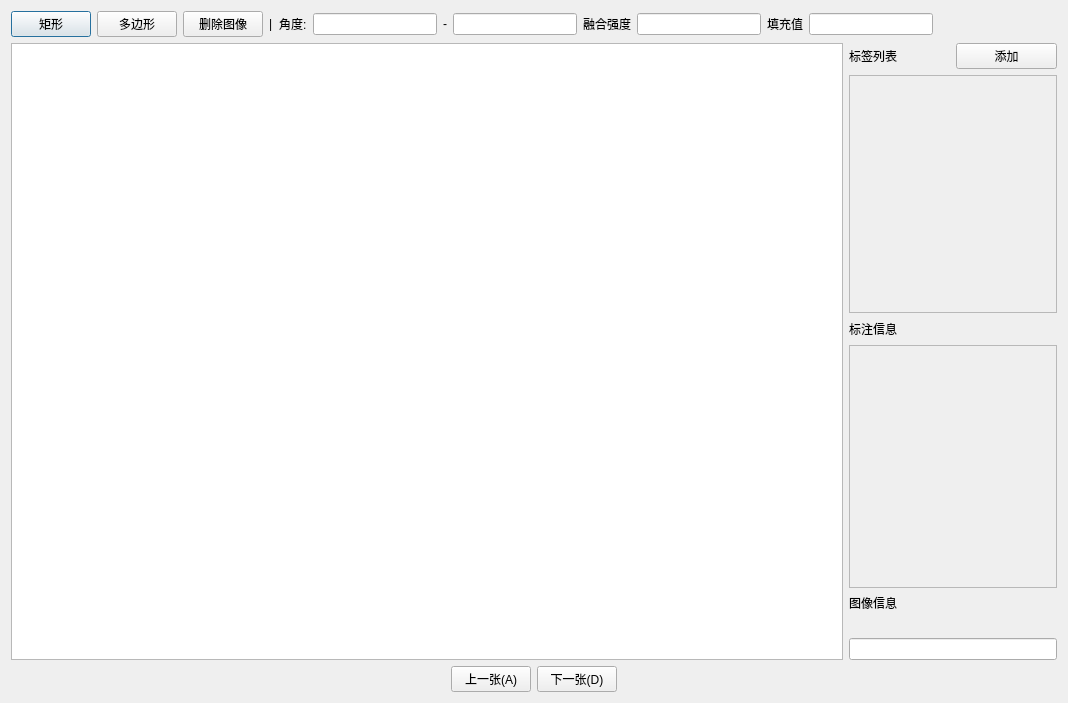
Qt form ui/annotation.ui (pythondever/easy_trainer) before a commit.
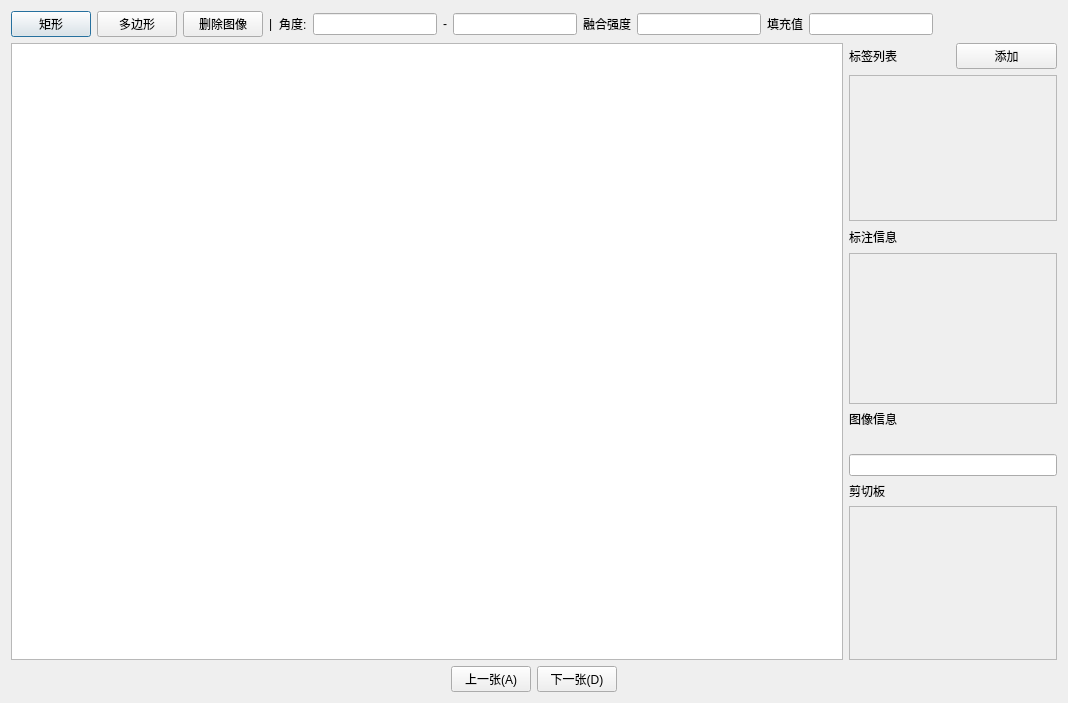
The same form after that commit. Icons and pictures are not drawn.

Commit message: 多边形剪切板

```diff
--- a/ui/annotation.ui
+++ b/ui/annotation.ui
@@ -247,6 +247,54 @@
            </item>
           </layout>
          </item>
+         <item>
+          <layout class="QVBoxLayout" name="verticalLayout_clip">
+           <item>
+            <widget class="QLabel" name="clipboard_label">
+             <property name="text">
+              <string>剪切板</string>
+             </property>
+            </widget>
+           </item>
+           <item>
+            <widget class="QScrollArea" name="clipboard_scroll">
+             <property name="widgetResizable">
+              <bool>true</bool>
+             </property>
+             <property name="horizontalScrollBarPolicy">
+              <enum>Qt::ScrollBarAlwaysOff</enum>
+             </property>
+             <widget class="QWidget" name="clipboard_container">
+              <property name="geometry">
+               <rect>
+                <x>0</x>
+                <y>0</y>
+                <width>200</width>
+                <height>120</height>
+               </rect>
+              </property>
+              <layout class="QVBoxLayout" name="clipboard_layout">
+               <property name="spacing">
+                <number>6</number>
+               </property>
+               <property name="leftMargin">
+                <number>0</number>
+               </property>
+               <property name="topMargin">
+                <number>0</number>
+               </property>
+               <property name="rightMargin">
+                <number>0</number>
+               </property>
+               <property name="bottomMargin">
+                <number>0</number>
+               </property>
+              </layout>
+             </widget>
+            </widget>
+           </item>
+          </layout>
+         </item>
         </layout>
        </item>
       </layout>
```
The commit also changes 2 other files.
